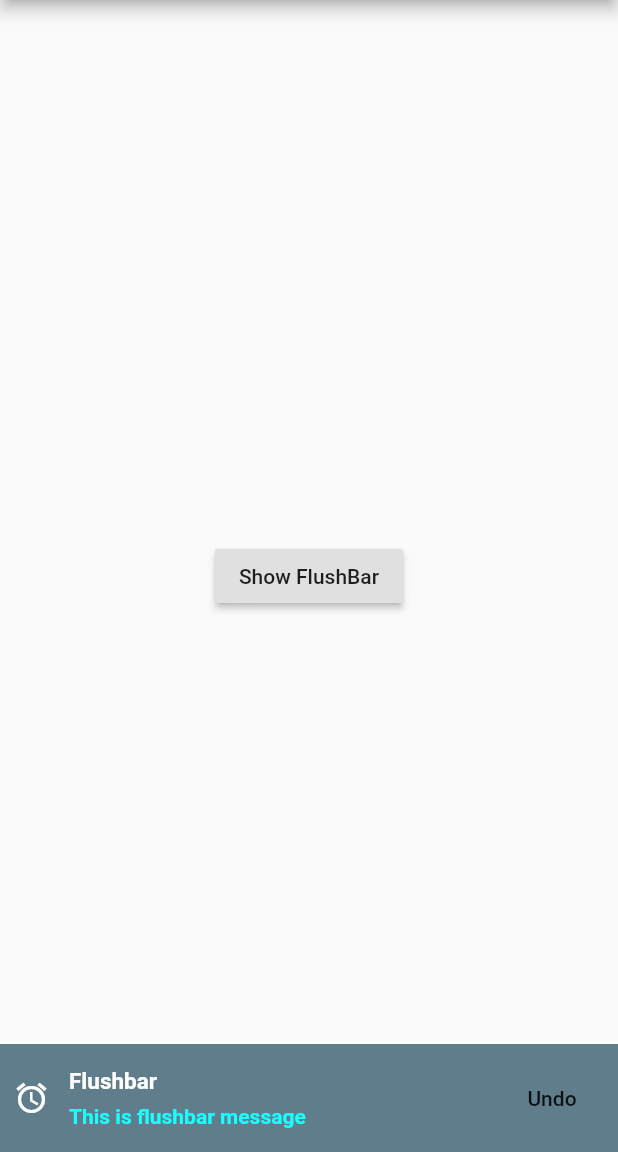
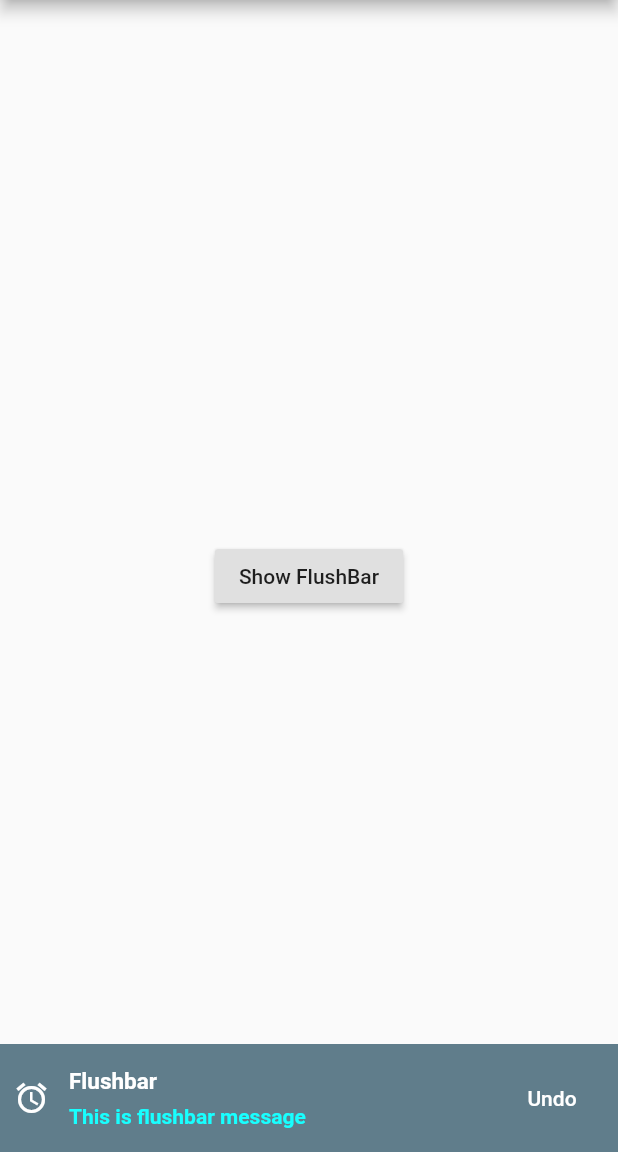
Before and after one commit to aceead/widgetadvanced, a Flutter app: the screen it shows after launch, after a tap on "Show FlushBar", on a phone screen of 412 x 824 dp, the part 84-1236 px from its top. Run offline on Flutter 3.47's test engine with Material 2 defaults, Android fonts, the phone set to English and light mode, and no system bars; our stand-ins replace flushbar, toast.

```diff
--- a/lib/main.dart
+++ b/lib/main.dart
@@ -44,7 +44,7 @@ class _MyHomePageState extends State<MyHomePage> {
           onPressed: () {
             Flushbar(
               mainButton: FlatButton(
-                child: Text('Undo'),
+                child: Text('Undo', style: TextStyle(color: Colors.white)),
                 onPressed: () {},
               ),
               icon: Icon(
```
Also changed, not shown: 1 other file.
